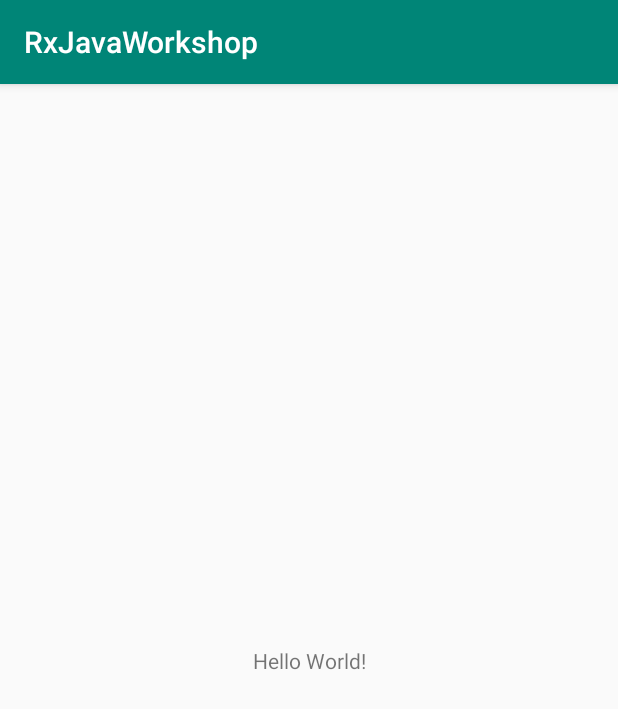
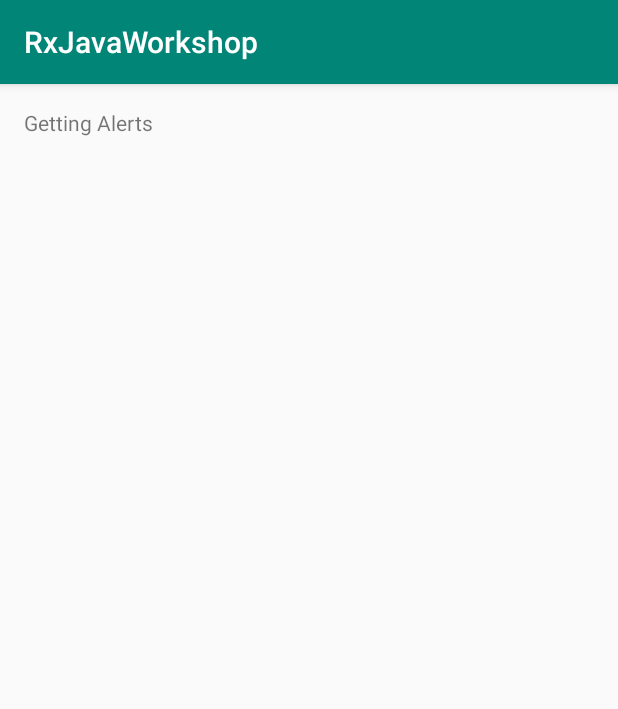
Before and after one commit to f2rf2r/RxJavaWorkshop, an Android app: the screen it shows after launch (MainActivity), on a phone screen of 412 x 824 dp. Shown: the top 709 px of the screen. Run offline under Robolectric (Android 15) with nearby library versions, the phone set to English and light mode, and no system bars.

Commit message:
Basic Setup

```diff
--- a/app/src/main/AndroidManifest.xml
+++ b/app/src/main/AndroidManifest.xml
@@ -1,6 +1,8 @@
 <?xml version="1.0" encoding="utf-8"?>
 <manifest xmlns:android="http://schemas.android.com/apk/res/android"
     package="com.example.rxjavaworkshop">
+
+    <uses-permission android:name="android.permission.INTERNET"/>
 
     <application
         android:allowBackup="true"
@@ -9,6 +11,7 @@
         android:roundIcon="@mipmap/ic_launcher_round"
         android:supportsRtl="true"
         android:theme="@style/AppTheme">
+
         <activity android:name=".MainActivity">
             <intent-filter>
                 <action android:name="android.intent.action.MAIN" />
--- a/app/src/main/java/com/example/rxjavaworkshop/MainActivity.kt
+++ b/app/src/main/java/com/example/rxjavaworkshop/MainActivity.kt
@@ -1,12 +1,52 @@
 package com.example.rxjavaworkshop
 
+import android.annotation.SuppressLint
+import android.os.Bundle
+import android.util.Log
+import android.widget.TextView
 import androidx.appcompat.app.AppCompatActivity
-import android.os.Bundle
+import retrofit2.Call
+import retrofit2.Callback
+import retrofit2.Response
 
 class MainActivity : AppCompatActivity() {
 
+    private val TAG = MainActivity::class.simpleName!!
+    private var call: Call<AlertResponse>? = null
+
+    @SuppressLint("SetTextI18n")
     override fun onCreate(savedInstanceState: Bundle?) {
         super.onCreate(savedInstanceState)
         setContentView(R.layout.activity_main)
+
+        val textView: TextView = findViewById(R.id.textview)
+        val restApi = createRestApi()
+
+        textView.text = "Getting Alerts"
+
+        call = restApi.getAlerts()
+        call?.enqueue(object : Callback<AlertResponse> {
+            override fun onResponse(call: Call<AlertResponse>, response: Response<AlertResponse>) {
+                val alertResponse = response.body()
+                if (response.isSuccessful && alertResponse != null) {
+                    var alertText = ""
+                    alertResponse.data.forEach { alert ->
+                        if (alert.severity > 5) {
+                            alertText = alertText + alert.message + "\n\n"
+                        }
+                    }
+                    textView.text = alertText
+                }
+            }
+
+            override fun onFailure(call: Call<AlertResponse>, error: Throwable) {
+                Log.w(TAG, "Error getting alerts", error)
+            }
+        })
+    }
+
+    override fun onDestroy() {
+        super.onDestroy()
+        call?.cancel()
     }
 }
--- /dev/null
+++ b/app/src/main/java/com/example/rxjavaworkshop/RetrofitClient.kt
@@ -0,0 +1,25 @@
+package com.example.rxjavaworkshop
+
+import okhttp3.OkHttpClient
+import retrofit2.Call
+import retrofit2.Retrofit
+import retrofit2.converter.gson.GsonConverterFactory
+import retrofit2.http.GET
+
+private const val BASE_URL = "https://api-v3.mbta.com/"
+
+fun createRestApi(): RestApi {
+    val httpClient = OkHttpClient.Builder().build()
+    val retrofit = Retrofit.Builder()
+        .baseUrl(BASE_URL)
+        .client(httpClient)
+        .addConverterFactory(GsonConverterFactory.create())
+        .build()
+    return retrofit.create(RestApi::class.java)
+}
+
+interface RestApi {
+
+    @GET("alerts")
+    fun getAlerts(): Call<AlertResponse>
+}
--- a/app/src/main/res/layout/activity_main.xml
+++ b/app/src/main/res/layout/activity_main.xml
@@ -1,18 +1,26 @@
 <?xml version="1.0" encoding="utf-8"?>
-<androidx.constraintlayout.widget.ConstraintLayout xmlns:android="http://schemas.android.com/apk/res/android"
+<ScrollView xmlns:android="http://schemas.android.com/apk/res/android"
     xmlns:app="http://schemas.android.com/apk/res-auto"
     xmlns:tools="http://schemas.android.com/tools"
     android:layout_width="match_parent"
-    android:layout_height="match_parent"
-    tools:context=".MainActivity">
+    android:layout_height="match_parent">
 
-    <TextView
-        android:layout_width="wrap_content"
+    <androidx.constraintlayout.widget.ConstraintLayout
+        android:layout_width="match_parent"
         android:layout_height="wrap_content"
-        android:text="Hello World!"
-        app:layout_constraintBottom_toBottomOf="parent"
-        app:layout_constraintLeft_toLeftOf="parent"
-        app:layout_constraintRight_toRightOf="parent"
-        app:layout_constraintTop_toTopOf="parent" />
+        tools:context=".MainActivity">
 
-</androidx.constraintlayout.widget.ConstraintLayout>
+        <TextView
+            android:id="@+id/textview"
+            android:layout_width="0dp"
+            android:layout_height="wrap_content"
+            android:layout_margin="16dp"
+            android:textSize="14sp"
+            app:layout_constraintBottom_toBottomOf="parent"
+            app:layout_constraintEnd_toEndOf="parent"
+            app:layout_constraintStart_toStartOf="parent"
+            app:layout_constraintTop_toTopOf="parent"
+            tools:text="text" />
+
+    </androidx.constraintlayout.widget.ConstraintLayout>
+</ScrollView>
```
Also changed, not shown: app/build.gradle (+12 -7 lines), app/src/main/java/com/example/rxjavaworkshop/Alert.kt (added, +11 -0 lines).
